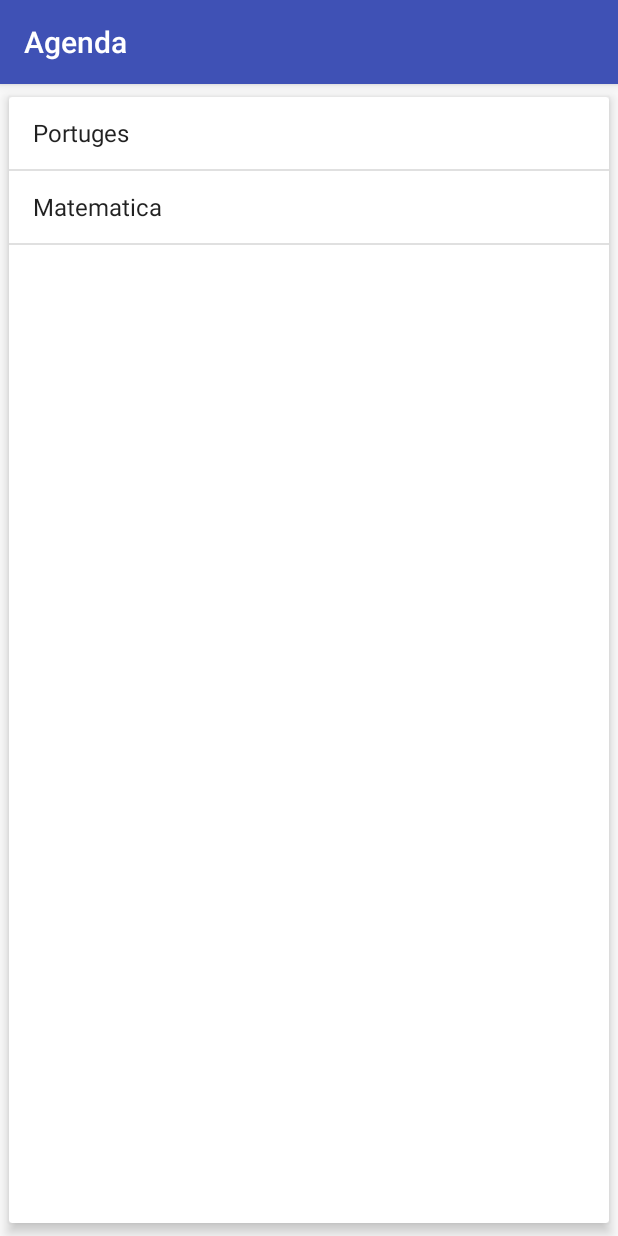
After one commit to kyro23/Agenda, an Android app: the ProvasActivity screen opened directly, with no data from a screen before it, on a phone screen of 412 x 824 dp. The commit adds this screen. Run offline under Robolectric (Android 15) with nearby library versions, the phone set to English and light mode, and no system bars.

Commit message:
Change the view of initial screen when are landscape and add prova funcionality

```diff
--- a/app/build.gradle
+++ b/app/build.gradle
@@ -23,7 +23,7 @@ android {
 }
 
 dependencies {
-    compile fileTree(dir: 'libs', include: ['*.jar'])
+    compile fileTree(include: ['*.jar'], dir: 'libs')
     androidTestCompile('com.android.support.test.espresso:espresso-core:2.2.2', {
         exclude group: 'com.android.support', module: 'support-annotations'
     })
@@ -31,4 +31,5 @@ dependencies {
     compile 'com.android.support.constraint:constraint-layout:1.0.2'
     compile 'com.android.support:design:26.+'
     testCompile 'junit:junit:4.12'
+    compile 'com.android.support:cardview-v7:26.0.0-alpha1'
 }
--- a/app/src/main/java/br/com/indieworld/agenda/ListaAlunosActivity.java
+++ b/app/src/main/java/br/com/indieworld/agenda/ListaAlunosActivity.java
@@ -79,6 +79,12 @@ public class ListaAlunosActivity extends AppCompatActivity {
                 new EnviaAlunosTask(this).execute();
 
                 break;
+
+            case R.id.menu_baixar_provas:
+                Intent vaiParaProvas = new Intent(this, ProvasActivity.class);
+                startActivity(vaiParaProvas);
+
+                break;
         }
         return super.onOptionsItemSelected(item);
     }
--- /dev/null
+++ b/app/src/main/java/br/com/indieworld/agenda/ProvasActivity.java
@@ -0,0 +1,44 @@
+package br.com.indieworld.agenda;
+
+import android.support.v7.app.AppCompatActivity;
+import android.os.Bundle;
+import android.view.View;
+import android.widget.AdapterView;
+import android.widget.ArrayAdapter;
+import android.widget.ListView;
+import android.widget.Toast;
+
+import java.util.Arrays;
+import java.util.List;
+
+import br.com.indieworld.agenda.model.Prova;
+
+public class ProvasActivity extends AppCompatActivity {
+
+    @Override
+    protected void onCreate(Bundle savedInstanceState) {
+        super.onCreate(savedInstanceState);
+        setContentView(R.layout.activity_provas);
+
+        List<String> topicosPort = Arrays.asList("Sujeito", "Objeto direto", "Objeto Indireto");
+        Prova provaPortugues = new Prova("Portuges", "23/09/2017", topicosPort);
+
+        List<String> topicosMat = Arrays.asList("Equações de 2 grau", "Trigonometria");
+        Prova provaMatematica = new Prova("Matematica", "23/09/2017", topicosMat);
+
+        List<Prova> provas = Arrays.asList(provaPortugues, provaMatematica);
+
+        ArrayAdapter<Prova> adapter = new ArrayAdapter<Prova>(this, android.R.layout.simple_list_item_1, provas);
+
+        ListView lista = (ListView) findViewById(R.id.provas_lista);
+        lista.setAdapter(adapter);
+
+        lista.setOnItemClickListener(new AdapterView.OnItemClickListener() {
+            @Override
+            public void onItemClick(AdapterView<?> adapterView, View view, int i, long l) {
+                Prova prova = (Prova) adapterView.getItemAtPosition(i);
+                Toast.makeText(ProvasActivity.this, "Clicou na prova de "+prova, Toast.LENGTH_SHORT).show();
+            }
+        });
+    }
+}
--- /dev/null
+++ b/app/src/main/java/br/com/indieworld/agenda/model/Prova.java
@@ -0,0 +1,49 @@
+package br.com.indieworld.agenda.model;
+
+import java.util.List;
+
+/**
+ * Created by Junior on 23/09/2017.
+ */
+
+public class Prova {
+    private String materia;
+    private String data;
+    private List<String> topicos;
+
+
+    public Prova(String materia, String data, List<String> topicos) {
+        this.materia = materia;
+        this.data = data;
+        this.topicos = topicos;
+    }
+
+    public String getMateria() {
+        return materia;
+    }
+
+    public void setMateria(String materia) {
+        this.materia = materia;
+    }
+
+    public String getData() {
+        return data;
+    }
+
+    public void setData(String data) {
+        this.data = data;
+    }
+
+    public List<String> getTopicos() {
+        return topicos;
+    }
+
+    public void setTopicos(List<String> topicos) {
+        this.topicos = topicos;
+    }
+
+    @Override
+    public String toString() {
+        return this.materia;
+    }
+}
--- /dev/null
+++ b/app/src/main/res/layout/activity_provas.xml
@@ -0,0 +1,14 @@
+<?xml version="1.0" encoding="utf-8"?>
+<android.support.v7.widget.CardView xmlns:android="http://schemas.android.com/apk/res/android"
+    android:layout_width="match_parent"
+    android:layout_height="match_parent"
+    xmlns:app="http://schemas.android.com/apk/res-auto"
+    app:cardElevation="5dp"
+    app:cardUseCompatPadding="true">
+
+    <ListView
+        android:id="@+id/provas_lista"
+        android:layout_width="match_parent"
+        android:layout_height="match_parent"/>
+
+</android.support.v7.widget.CardView>
--- a/app/src/main/res/menu/menu_lista_alunos.xml
+++ b/app/src/main/res/menu/menu_lista_alunos.xml
@@ -8,4 +8,10 @@
         android:title="Enviar Notas"
         android:icon="@drawable/ic_enviar"
         app:showAsAction="always"/>
+
+    <item android:id="@+id/menu_baixar_provas"
+        android:title="Baixar Provas"
+        android:icon="@drawable/ic_receber"
+        app:showAsAction="always"/>
+
 </menu>
```
Also changed, not shown: app/src/main/AndroidManifest.xml (+7 -5 lines), app/src/main/java/br/com/indieworld/agenda/adapter/AlunosAdapter.java (+12 -2 lines), app/src/main/res/layout-land/list_item.xml (added, +60 -0 lines).
